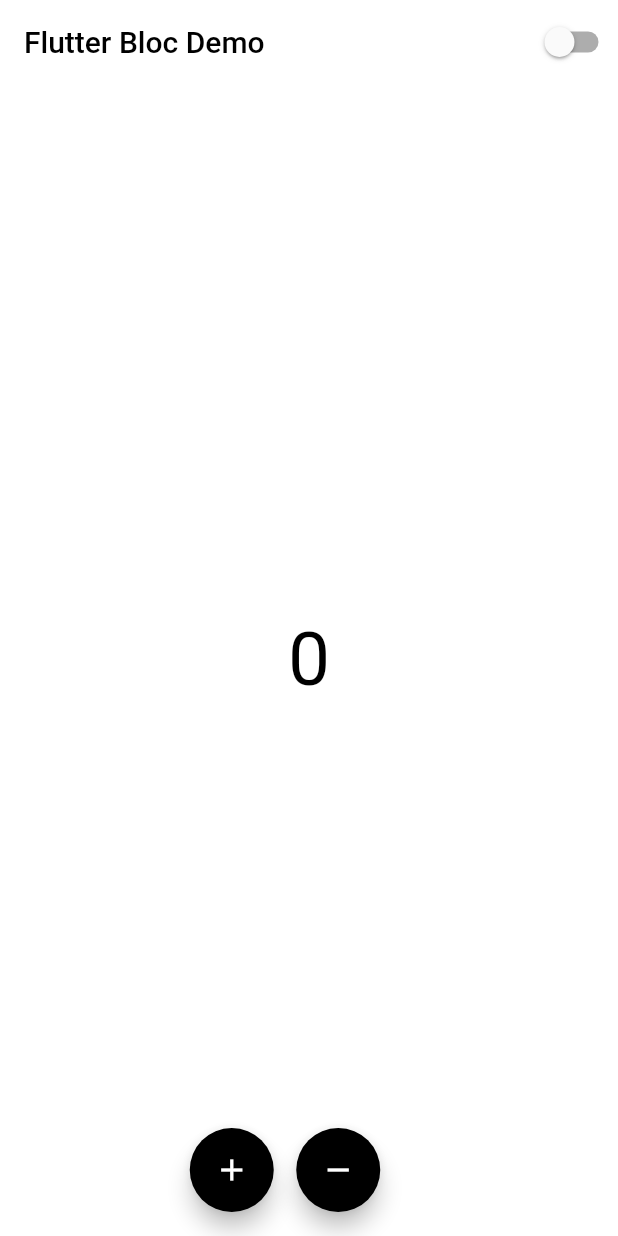
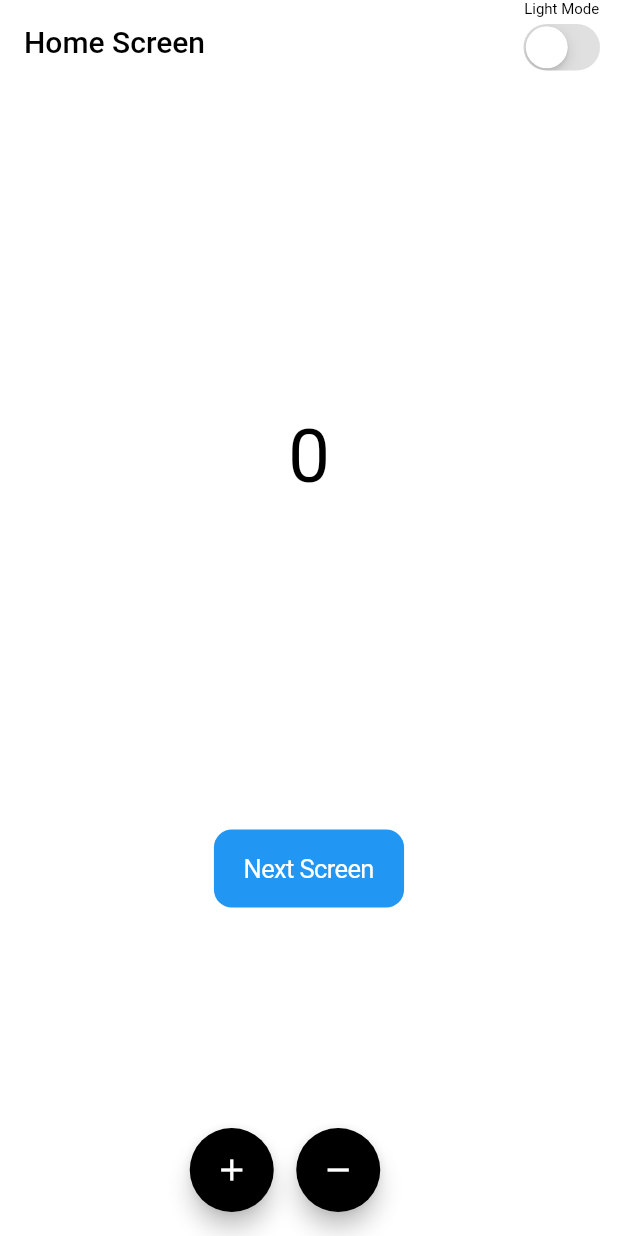
Before and after one commit to harsh-joflee/flutter_theme_change, a Flutter app: the screen it shows after launch, on a phone screen of 412 x 824 dp. Run offline on Flutter 3.47's test engine with Material 2 defaults, Android fonts, the phone set to English and light mode, and no system bars; our stand-ins replace bloc, connectivity_plus, flutter_bloc.

Commit message:
add theme bloc & internet bloc

```diff
--- /dev/null
+++ b/lib/Screens/home_page.dart
@@ -0,0 +1,126 @@
+import 'package:flutter/cupertino.dart';
+import 'package:flutter/material.dart';
+import 'package:flutter_bloc/flutter_bloc.dart';
+
+import '../Theme/bloc/theme_bloc.dart';
+import '../counter/bloc/counter_bloc.dart';
+import '../custom_theme_data.dart';
+import 'second_screen.dart';
+
+class MyHomePage extends StatefulWidget {
+  const MyHomePage({Key? key}) : super(key: key);
+
+  @override
+  State<MyHomePage> createState() => _MyHomePageState();
+}
+
+class _MyHomePageState extends State<MyHomePage> {
+  bool isDark = false;
+
+  @override
+  Widget build(BuildContext context) {
+    return Scaffold(
+        backgroundColor: CustomThemeData.scaffoldColor,
+        appBar: AppBar(
+          elevation: 0,
+          title: Text(
+            'Home Screen',
+            style: TextStyle(color: CustomThemeData.textColor),
+          ),
+          backgroundColor: CustomThemeData.appbarColor,
+          actions: [
+            Padding(
+              padding: const EdgeInsets.fromLTRB(0, 0, 8, 0),
+              child: Column(
+                children: [
+                  Center(
+                    child: Text(
+                      isDark ? 'Dark Mode' : 'Light Mode',
+                      style: TextStyle(
+                          color: CustomThemeData.textColor, fontSize: 10),
+                    ),
+                  ),
+                  CupertinoSwitch(
+                    value: isDark,
+                    activeColor: Colors.yellow[400],
+                    thumbColor: Colors.white,
+                    trackColor: Colors.black12,
+                    onChanged: (isDarkMode) {
+                      setState(
+                        () {
+                          isDark = isDarkMode;
+                          context.read<ThemeBloc>().add(
+                                ThemeModeChanged(
+                                  isDarkMode ? ThemeMode.dark : ThemeMode.light,
+                                ),
+                              );
+                        },
+                      );
+                    },
+                  ),
+                ],
+              ),
+            ),
+          ],
+        ),
+        body: Column(
+          mainAxisAlignment: MainAxisAlignment.spaceEvenly,
+          children: [
+            Center(
+              child: BlocBuilder<CounterBloc, int>(
+                // buildWhen: (previous, current) => previous + current >= 20,
+                builder: (context, state) {
+                  return Text(
+                    state.toString(),
+                    style: TextStyle(
+                      color: CustomThemeData.textColor,
+                      fontSize: 50,
+                    ),
+                  );
+                },
+              ),
+            ),
+            CupertinoButton.filled(
+              child: const Text('Next Screen'),
+              onPressed: () {
+                Navigator.push(
+                    context,
+                    CupertinoPageRoute(
+                      builder: (context) => const SecondScreen(),
+                    ));
+              },
+            ),
+          ],
+        ),
+        floatingActionButton: Row(
+          mainAxisAlignment: MainAxisAlignment.center,
+          children: [
+            FloatingActionButton(
+              heroTag: '1',
+              backgroundColor: CustomThemeData.textColor,
+              onPressed: () {
+                context.read<CounterBloc>().add(Increment());
+              },
+              child: Icon(
+                Icons.add,
+                color: CustomThemeData.scaffoldColor,
+              ),
+            ),
+            const SizedBox(
+              width: 15,
+            ),
+            FloatingActionButton(
+              heroTag: '2',
+              backgroundColor: CustomThemeData.textColor,
+              onPressed: () {
+                context.read<CounterBloc>().add(Decrement());
+              },
+              child: Icon(
+                Icons.remove,
+                color: CustomThemeData.scaffoldColor,
+              ),
+            ),
+          ],
+        ));
+  }
+}
--- a/lib/Theme/bloc/theme_event.dart
+++ b/lib/Theme/bloc/theme_event.dart
@@ -4,6 +4,9 @@ part of 'theme_bloc.dart';
 abstract class ThemeEvent {}
 
 class ThemeModeChanged extends ThemeEvent {
+  @override
+  String toString() => "ThemeModeChanged()";
+
   final ThemeMode mode;
   ThemeModeChanged(this.mode);
 }
--- a/lib/bloc_observer.dart
+++ b/lib/bloc_observer.dart
@@ -4,21 +4,9 @@ import 'package:bloc/bloc.dart';
 
 class MyBlocObserver extends BlocObserver {
   @override
-  void onEvent(Bloc bloc, Object? event) {
-    super.onEvent(bloc, event);
-    print('onEvent :- ${bloc.runtimeType} -- $event');
-  }
-
-  @override
   void onError(BlocBase bloc, Object error, StackTrace stackTrace) {
     super.onError(bloc, error, stackTrace);
     print('onError :- ${bloc.runtimeType} -- $error -- $stackTrace');
-  }
-
-  @override
-  void onChange(BlocBase bloc, Change change) {
-    super.onChange(bloc, change);
-    print('onChange :- $change');
   }
 
   @override
--- a/lib/counter/bloc/counter_bloc.dart
+++ b/lib/counter/bloc/counter_bloc.dart
@@ -1,10 +1,21 @@
+import 'dart:async';
+
 import 'package:bloc/bloc.dart';
+import 'package:flutter/material.dart';
 import 'package:meta/meta.dart';
+
+import '../../Theme/bloc/theme_bloc.dart';
 
 part 'counter_event.dart';
 
 class CounterBloc extends Bloc<CounterEvent, int> {
-  CounterBloc() : super(0) {
+  final ThemeBloc _themeBloc;
+  late final StreamSubscription themeSubscription;
+
+  CounterBloc(this._themeBloc) : super(0) {
+    themeSubscription = _themeBloc.stream.listen((mode) {
+      mode == ThemeMode.dark ? emit(state + 1) : emit(state - 1);
+    });
     on<Increment>((event, emit) {
       emit(state + 1);
     });
@@ -12,4 +23,10 @@ class CounterBloc extends Bloc<CounterEvent, int> {
       emit(state - 1);
     });
   }
+
+  @override
+  Future<void> close() {
+    themeSubscription.cancel();
+    return super.close();
+  }
 }
--- a/lib/counter/bloc/counter_event.dart
+++ b/lib/counter/bloc/counter_event.dart
@@ -3,6 +3,12 @@ part of 'counter_bloc.dart';
 @immutable
 abstract class CounterEvent {}
 
-class Increment extends CounterEvent {}
+class Increment extends CounterEvent {
+  @override
+  String toString() => "Increment()";
+}
 
-class Decrement extends CounterEvent {}
+class Decrement extends CounterEvent {
+  @override
+  String toString() => "Decrement()";
+}
--- a/lib/main.dart
+++ b/lib/main.dart
@@ -1,15 +1,18 @@
+import 'package:flutter/cupertino.dart';
 import 'package:flutter/material.dart';
 import 'package:flutter_bloc/flutter_bloc.dart';
 import 'package:flutter_bloc_demo/Theme/bloc/theme_bloc.dart';
 import 'package:flutter_bloc_demo/bloc_observer.dart';
 import 'package:flutter_bloc_demo/custom_theme_data.dart';
 
+import 'Screens/home_page.dart';
 import 'counter/bloc/counter_bloc.dart';
 
 Future<void> main() async {
-  runApp(const MyApp());
   BlocOverrides.runZoned(
-    () {},
+    () {
+      runApp(const MyApp());
+    },
     blocObserver: MyBlocObserver(),
   );
 }
@@ -19,112 +22,26 @@ class MyApp extends StatelessWidget {
 
   @override
   Widget build(BuildContext context) {
+    final themeBloc = ThemeBloc();
     return MultiBlocProvider(
       providers: [
-        BlocProvider(
-          create: (context) => ThemeBloc(),
+        BlocProvider.value(
+          value: themeBloc,
         ),
         BlocProvider(
-          create: (context) => CounterBloc(),
+          create: (context) => CounterBloc(themeBloc),
         ),
       ],
       child: BlocBuilder<ThemeBloc, ThemeMode>(
         builder: (context, state) {
           CustomThemeData.setColors(state);
-          return MaterialApp(
+          return const MaterialApp(
             title: 'Flutter Demo',
-            home: const MyHomePage(title: 'Flutter Bloc Demo'),
+            debugShowCheckedModeBanner: false,
+            home: MyHomePage(),
           );
         },
       ),
     );
   }
 }
-
-class MyHomePage extends StatefulWidget {
-  const MyHomePage({Key? key, required this.title}) : super(key: key);
-
-  final String title;
-
-  @override
-  State<MyHomePage> createState() => _MyHomePageState();
-}
-
-class _MyHomePageState extends State<MyHomePage> {
-  var cubit = '';
-  bool isDark = false;
-
-  @override
-  Widget build(BuildContext context) {
-    return Scaffold(
-        backgroundColor: CustomThemeData.scaffoldColor,
-        appBar: AppBar(
-          elevation: 0,
-          title: Text(
-            widget.title,
-            style: TextStyle(color: CustomThemeData.textColor),
-          ),
-          backgroundColor: CustomThemeData.appbarColor,
-          actions: [
-            Switch(
-              onChanged: (isDarkMode) {
-                setState(
-                  () {
-                    isDark = isDarkMode;
-                    context.read<ThemeBloc>().add(
-                          ThemeModeChanged(
-                            isDarkMode ? ThemeMode.dark : ThemeMode.light,
-                          ),
-                        );
-                  },
-                );
-              },
-              value: isDark,
-            )
-          ],
-        ),
-        body: Container(
-          child: Center(
-            child: BlocBuilder<CounterBloc, int>(
-              builder: (context, state) {
-                return Text(
-                  state.toString(),
-                  style: TextStyle(
-                    color: CustomThemeData.textColor,
-                    fontSize: 50,
-                  ),
-                );
-              },
-            ),
-          ),
-        ),
-        floatingActionButton: Row(
-          mainAxisAlignment: MainAxisAlignment.center,
-          children: [
-            FloatingActionButton(
-              backgroundColor: CustomThemeData.textColor,
-              onPressed: () {
-                context.read<CounterBloc>().add(Increment());
-              },
-              child: Icon(
-                Icons.add,
-                color: CustomThemeData.scaffoldColor,
-              ),
-            ),
-            const SizedBox(
-              width: 15,
-            ),
-            FloatingActionButton(
-              backgroundColor: CustomThemeData.textColor,
-              onPressed: () {
-                context.read<CounterBloc>().add(Decrement());
-              },
-              child: Icon(
-                Icons.remove,
-                color: CustomThemeData.scaffoldColor,
-              ),
-            ),
-          ],
-        ));
-  }
-}
--- a/pubspec.yaml
+++ b/pubspec.yaml
@@ -35,6 +35,7 @@ dependencies:
   # Use with the CupertinoIcons class for iOS style icons.
   cupertino_icons: ^1.0.2
   flutter_bloc: ^8.0.1
+  connectivity_plus: ^2.3.0
 
 dev_dependencies:
   flutter_test:
```
Also changed, not shown: lib/Internet/bloc/internet_bloc.dart (added, +12 -0 lines), lib/Internet/bloc/internet_event.dart (added, +27 -0 lines), lib/Internet/bloc/internet_state.dart (added, +28 -0 lines), lib/Screens/second_screen.dart (added, +120 -0 lines), pubspec.lock, 5 other files.
